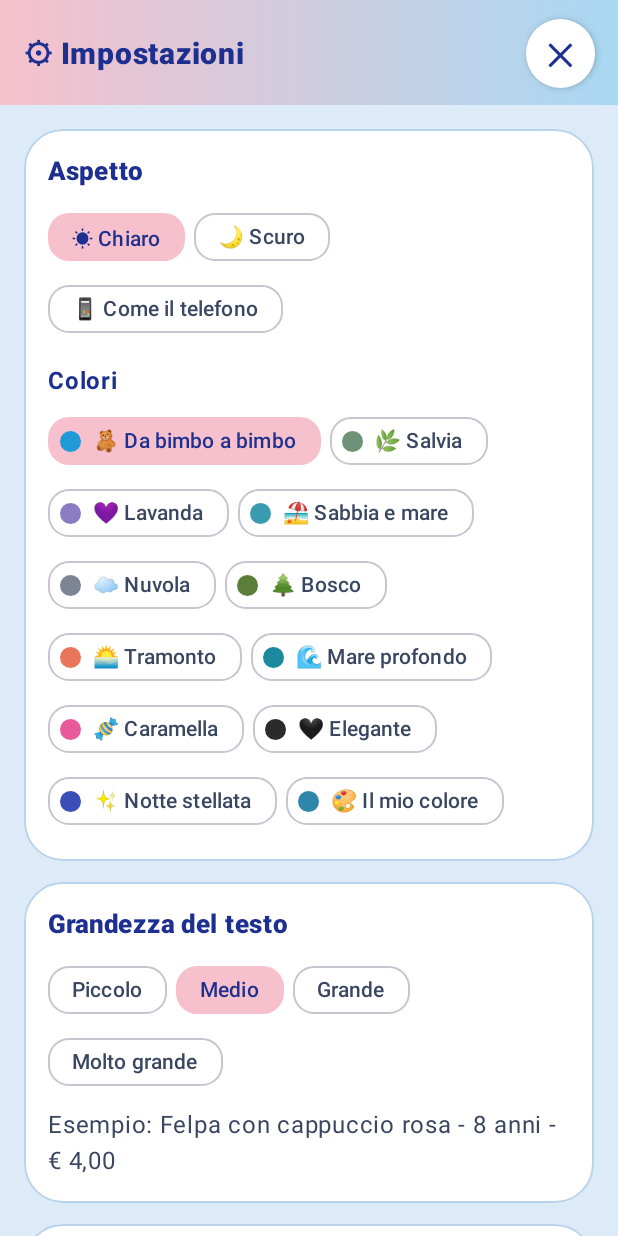
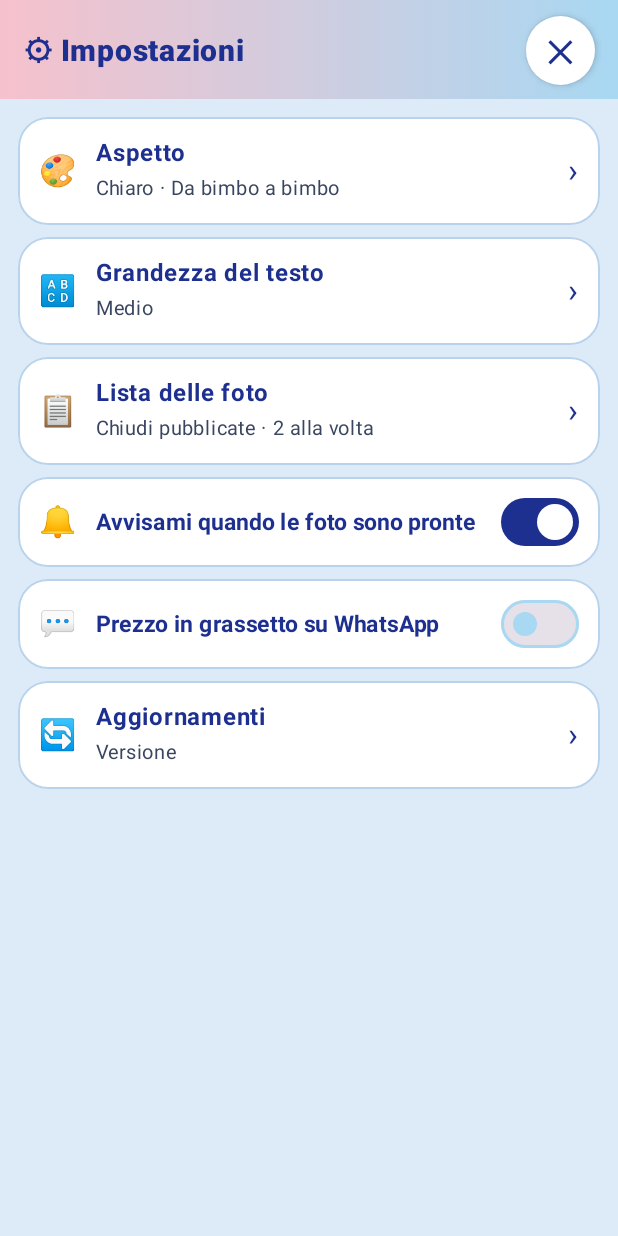
Before and after one commit to francescopaoli98/dabimbo-aggiornamenti, an Android app built with Jetpack Compose: the screen it shows after launch (MainActivity), after a tap on an icon or button, on a phone screen of 412 x 824 dp. Run offline under Robolectric (Android 15) with nearby library versions, the phone set to English and light mode, and no system bars.

Commit message:
Versione 4.3: impostazioni snelle
Una riga per gruppo con il riassunto (Aspetto, Testo, Lista, Aggiornamenti),
si apre un gruppo alla volta; sì/no direttamente nella riga; temi come pallini.

Co-Authored-By: Claude Opus 5.5 <noreply@anthropic.com>
Claude-Session: https://claude.ai/code/session_01F6SpT9hLe3vxvj8HJNgWar

```diff
--- a/app-negozio/app/build.gradle.kts
+++ b/app-negozio/app/build.gradle.kts
@@ -12,8 +12,8 @@ android {
         applicationId = "it.francesco.fotonegozio"
         minSdk = 26
         targetSdk = 35
-        versionCode = 67
-        versionName = "4.2"
+        versionCode = 68
+        versionName = "4.3"
 
         // Solo processori a 64 bit (tutti i OnePlus recenti): APK molto più leggero
         ndk {
--- a/app-negozio/app/src/main/java/it/francesco/fotonegozio/MainActivity.kt
+++ b/app-negozio/app/src/main/java/it/francesco/fotonegozio/MainActivity.kt
@@ -55,6 +55,7 @@ import androidx.compose.foundation.border
 import androidx.compose.foundation.clickable
 import androidx.compose.foundation.layout.*
 import androidx.compose.foundation.lazy.LazyColumn
+import androidx.compose.foundation.lazy.LazyRow
 import androidx.compose.foundation.lazy.items
 import androidx.compose.foundation.lazy.rememberLazyListState
 import kotlinx.coroutines.launch
@@ -637,42 +638,57 @@ private fun SchedaCompatta(f: Foto, modifier: Modifier = Modifier, apri: () -> U
 }
 
 @OptIn(ExperimentalLayoutApi::class)
-/** Impostazioni: grandezza del testo, schede compresse, pulsante "torna su", prezzo in grassetto. */
+/**
+ * Impostazioni snelle: una riga per gruppo con il riassunto della scelta;
+ * toccandola si apre solo quel gruppo (gli altri restano chiusi).
+ */
 @Composable
 private fun SchermataImpostazioni(vm: FotoViewModel, chiudi: () -> Unit) {
+    var aperta by remember { mutableStateOf<String?>(null) }
+    fun apri(nome: String) { aperta = if (aperta == nome) null else nome }
+    val nomiModo = listOf("Chiaro", "Scuro", "Come il telefono")
+    val nomiTesto = mapOf(0.9f to "Piccolo", 1f to "Medio", 1.2f to "Grande", 1.4f to "Molto grande")
     Finestra(onDismissRequest = chiudi, properties = DialogProperties(usePlatformDefaultWidth = false, decorFitsSystemWindows = false)) {
         Column(Modifier.fillMaxSize().background(SfondoLista).systemBarsPadding()) {
             Row(
-                Modifier.fillMaxWidth().background(Brush.horizontalGradient(listOf(Rosa, Cielo))).padding(horizontal = 16.dp, vertical = 12.dp),
+                Modifier.fillMaxWidth().background(Brush.horizontalGradient(listOf(Rosa, Cielo))).padding(horizontal = 16.dp, vertical = 10.dp),
                 verticalAlignment = Alignment.CenterVertically,
             ) {
                 Text("⚙ Impostazioni", fontWeight = FontWeight.ExtraBold, fontSize = 20.sp, color = BluNotte, modifier = Modifier.weight(1f))
                 PulsanteTondo("✕", chiudi)
             }
-            Column(Modifier.verticalScroll(rememberScrollState()).padding(16.dp), verticalArrangement = Arrangement.spacedBy(14.dp)) {
-                Riquadro("Aspetto") {
-                    FlowRow(horizontalArrangement = Arrangement.spacedBy(6.dp)) {
-                        listOf(0 to "☀ Chiaro", 1 to "🌙 Scuro", 2 to "📱 Come il telefono").forEach { (v, nome) ->
-                            FilterChip(selected = vm.tema == v, onClick = { vm.cambiaTema(v) }, label = { Text(nome, maxLines = 1) })
+            Column(Modifier.verticalScroll(rememberScrollState()).padding(12.dp), verticalArrangement = Arrangement.spacedBy(8.dp)) {
+                Sezione("🎨", "Aspetto", "${nomiModo[vm.tema]} · ${NOMI_TAVOLOZZE[vm.tavolozza].substringAfter(' ')}", aperta == "aspetto", { apri("aspetto") }) {
+                    Scelte(nomiModo, vm.tema, vm::cambiaTema)
+                    // Colori: una fila di pallini con il nome sotto
+                    FlowRow(Modifier.padding(top = 12.dp).fillMaxWidth(), horizontalArrangement = Arrangement.spacedBy(2.dp), verticalArrangement = Arrangement.spacedBy(4.dp)) {
+                        NOMI_TAVOLOZZE.indices.forEach { i ->
+                            val scelto = vm.tavolozza == i
+                            Column(
+                                Modifier.width(64.dp).clip(RoundedCornerShape(14.dp)).clickable { vm.cambiaTavolozza(i) }
+                                    .testTag("tema_$i").padding(vertical = 4.dp),
+                                horizontalAlignment = Alignment.CenterHorizontally,
+                            ) {
+                                Box(
+                                    Modifier.size(38.dp).clip(CircleShape).background(coloreDelTema(i))
+                                        .then(if (scelto) Modifier.border(3.dp, Testo, CircleShape) else Modifier),
+                                    contentAlignment = Alignment.Center,
+                                ) { Text(if (scelto) "✓" else NOMI_TAVOLOZZE[i].substringBefore(' '), color = Color.White, fontSize = 15.sp, fontWeight = FontWeight.Bold) }
+                                Text(
+                                    NOMI_TAVOLOZZE[i].substringAfter(' '), fontSize = 11.sp, textAlign = TextAlign.Center, maxLines = 2,
+                                    lineHeight = 13.sp, color = if (scelto) BluNotte else TestoTenue, fontWeight = if (scelto) FontWeight.Bold else FontWeight.Normal,
+                                    modifier = Modifier.padding(top = 4.dp),
+                                )
+                            }
                         }
                     }
-                    Text("Colori", fontWeight = FontWeight.Bold, color = BluNotte, modifier = Modifier.padding(top = 12.dp, bottom = 4.dp))
-                    FlowRow(horizontalArrangement = Arrangement.spacedBy(6.dp)) {
-                        NOMI_TAVOLOZZE.forEachIndexed { i, nome ->
-                            FilterChip(
-                                selected = vm.tavolozza == i, onClick = { vm.cambiaTavolozza(i) },
-                                label = { Text(nome, maxLines = 1) },
-                                leadingIcon = { Box(Modifier.size(14.dp).background(coloreDelTema(i), CircleShape)) },
-                            )
-                        }
-                    }
-                    // "Il mio colore": 12 colori tra cui scegliere, il tema si costruisce da solo
+                    // "Il mio colore": i 12 colori
                     AnimatedVisibility(vm.tavolozza == IL_MIO_COLORE) {
-                        FlowRow(Modifier.padding(top = 10.dp), horizontalArrangement = Arrangement.spacedBy(10.dp), verticalArrangement = Arrangement.spacedBy(10.dp)) {
+                        FlowRow(Modifier.padding(top = 8.dp).fillMaxWidth(), horizontalArrangement = Arrangement.spacedBy(8.dp), verticalArrangement = Arrangement.spacedBy(8.dp)) {
                             COLORI_MIEI.forEach { c ->
                                 val scelto = vm.coloreMio == c
                                 Box(
-                                    Modifier.size(40.dp).clip(CircleShape).background(Color(c))
+                                    Modifier.size(34.dp).clip(CircleShape).background(Color(c))
                                         .then(if (scelto) Modifier.border(3.dp, Testo, CircleShape) else Modifier)
                                         .clickable { vm.cambiaColoreMio(c) }.testTag("colore_$c"),
                                     contentAlignment = Alignment.Center,
@@ -681,55 +697,90 @@ private fun SchermataImpostazioni(vm: FotoViewModel, chiudi: () -> Unit) {
                         }
                     }
                 }
-                Riquadro("Grandezza del testo") {
-                    val scelte = listOf(0.9f to "Piccolo", 1f to "Medio", 1.2f to "Grande", 1.4f to "Molto grande")
-                    FlowRow(horizontalArrangement = Arrangement.spacedBy(6.dp)) {
-                        scelte.forEach { (v, nome) ->
-                            FilterChip(
-                                selected = vm.scalaTesto == v, onClick = { vm.cambiaScalaTesto(v) },
-                                label = { Text(nome, maxLines = 1) },
-                            )
-                        }
-                    }
-                    Text("Esempio: Felpa con cappuccio rosa - 8 anni - € 4,00", color = TestoTenue, modifier = Modifier.padding(top = 6.dp))
-                }
-                Riquadro("Lista delle foto") {
-                    Interruttore("Chiudi le foto già pubblicate", "Diventano una riga piccola: meno da scorrere. Toccandole si riaprono.", vm.comprimiPubblicate, vm::cambiaComprimi)
-                    Interruttore("Avvisami quando le foto sono pronte", "Se esci dall'app mentre le prepara, ti arriva un avviso sul telefono.", vm.avvisoPronte, vm::cambiaAvvisoPronte)
-                    Interruttore("2 foto alla volta", "Prepara le foto più in fretta. Se il telefono rallenta, spegnilo.", vm.dueAllaVolta, vm::cambiaDueAllaVolta)
-                    Interruttore("Pulsante \"torna su\"", "Un pulsantino ↑ in basso a destra per tornare in cima alla lista.", vm.tornaSu, vm::cambiaTornaSu)
-                }
-                Riquadro("Aggiornamenti") {
-                    val context = LocalContext.current
-                    Text("Versione installata: ${remember { Aggiornamento.nomeVersione(context) }}", fontSize = 15.sp)
-                    PulsanteChiaro("Controlla aggiornamenti", "🔄", { vm.controllaAggiornamenti(aMano = true) }, Modifier.fillMaxWidth().padding(top = 8.dp), altezza = 50.dp)
-                    vm.esitoControllo?.let { Text(it, fontSize = 14.sp, color = BluNotte, fontWeight = FontWeight.Bold, modifier = Modifier.padding(top = 6.dp)) }
-                    vm.novita?.let { n -> AvvisoAggiornamento(n, vm.scaricamento, vm::aggiorna) }
-                }
-                Riquadro("Testo per WhatsApp") {
-                    Interruttore("Prezzo in grassetto", "Il prezzo esce come *€ 4,00*: su WhatsApp si vede in grassetto.", vm.prezzoGrassetto, vm::cambiaGrassetto)
-                }
-            }
-        }
-    }
-}
-
-@Composable
-private fun Riquadro(titolo: String, contenuto: @Composable ColumnScope.() -> Unit) {
-    Surface(color = Superficie, shape = MaterialTheme.shapes.large, border = BorderStroke(1.dp, BordoScheda)) {
-        Column(Modifier.fillMaxWidth().padding(16.dp)) {
-            Text(titolo, fontWeight = FontWeight.ExtraBold, color = BluNotte, fontSize = 17.sp, modifier = Modifier.padding(bottom = 8.dp))
-            contenuto()
+                Sezione("🔠", "Grandezza del testo", nomiTesto[vm.scalaTesto] ?: "Medio", aperta == "testo", { apri("testo") }) {
+                    val valori = listOf(0.9f, 1f, 1.2f, 1.4f)
+                    Scelte(valori.map { nomiTesto.getValue(it) }, valori.indexOf(vm.scalaTesto).coerceAtLeast(0)) { vm.cambiaScalaTesto(valori[it]) }
+                    Text("Felpa con cappuccio rosa - 8 anni - € 4,00", color = TestoTenue, modifier = Modifier.padding(top = 8.dp))
+                }
+                Sezione(
+                    "📋", "Lista delle foto",
+                    listOfNotNull("chiudi pubblicate".takeIf { vm.comprimiPubblicate }, "2 alla volta".takeIf { vm.dueAllaVolta }, "torna su".takeIf { vm.tornaSu })
+                        .joinToString(" · ").ifEmpty { "tutto spento" }.replaceFirstChar { it.uppercase() },
+                    aperta == "lista", { apri("lista") },
+                ) {
+                    Interruttore("Chiudi le foto già pubblicate", "Diventano una riga piccola; toccandole si riaprono.", vm.comprimiPubblicate, vm::cambiaComprimi)
+                    Interruttore("2 foto alla volta", "Più veloce. Se il telefono rallenta, spegnilo.", vm.dueAllaVolta, vm::cambiaDueAllaVolta)
+                    Interruttore("Pulsante \"torna su\"", "Un pulsantino ↑ per tornare in cima.", vm.tornaSu, vm::cambiaTornaSu)
+                }
+                // Le scelte singole stanno direttamente nella riga: niente da aprire
+                RigaInterruttore("🔔", "Avvisami quando le foto sono pronte", vm.avvisoPronte, vm::cambiaAvvisoPronte)
+                RigaInterruttore("💬", "Prezzo in grassetto su WhatsApp", vm.prezzoGrassetto, vm::cambiaGrassetto)
+                val context = LocalContext.current
+                val versione = remember { Aggiornamento.nomeVersione(context) }
+                Sezione("🔄", "Aggiornamenti", vm.esitoControllo ?: "Versione $versione", aperta == "aggiornamenti", { apri("aggiornamenti") }) {
+                    PulsanteChiaro("Controlla aggiornamenti", "🔄", { vm.controllaAggiornamenti(aMano = true) }, Modifier.fillMaxWidth(), altezza = 48.dp)
+                    vm.novita?.let { n -> Box(Modifier.padding(top = 8.dp)) { AvvisoAggiornamento(n, vm.scaricamento, vm::aggiorna) } }
+                }
+            }
+        }
+    }
+}
+
+/** Una riga delle impostazioni: icona, titolo, riassunto; toccandola si apre il contenuto. */
+@Composable
+private fun Sezione(
+    icona: String, titolo: String, riassunto: String, aperta: Boolean, tocca: () -> Unit,
+    contenuto: @Composable ColumnScope.() -> Unit,
+) {
+    val giro by animateFloatAsState(if (aperta) 90f else 0f, label = "freccia")
+    Surface(color = Superficie, shape = MaterialTheme.shapes.medium, border = BorderStroke(1.dp, BordoScheda)) {
+        Column(Modifier.animateContentSize()) {
+            Row(Modifier.fillMaxWidth().clickable(onClick = tocca).padding(horizontal = 14.dp, vertical = 12.dp), verticalAlignment = Alignment.CenterVertically) {
+                Text(icona, fontSize = 20.sp)
+                Column(Modifier.weight(1f).padding(start = 12.dp)) {
+                    Text(titolo, fontWeight = FontWeight.Bold, fontSize = 16.sp, color = BluNotte)
+                    Text(riassunto, fontSize = 13.sp, color = TestoTenue, maxLines = 1)
+                }
+                Text("›", fontSize = 22.sp, color = BluNotte, modifier = Modifier.graphicsLayer { rotationZ = giro })
+            }
+            if (aperta) Column(Modifier.fillMaxWidth().padding(start = 14.dp, end = 14.dp, bottom = 14.dp)) { contenuto() }
+        }
+    }
+}
+
+/** Una riga con l'interruttore direttamente dentro (per le scelte sì/no). */
+@Composable
+private fun RigaInterruttore(icona: String, titolo: String, acceso: Boolean, cambia: (Boolean) -> Unit) {
+    Surface(color = Superficie, shape = MaterialTheme.shapes.medium, border = BorderStroke(1.dp, BordoScheda)) {
+        Row(Modifier.fillMaxWidth().clickable { cambia(!acceso) }.padding(horizontal = 14.dp, vertical = 6.dp), verticalAlignment = Alignment.CenterVertically) {
+            Text(icona, fontSize = 20.sp)
+            Text(titolo, fontWeight = FontWeight.Bold, fontSize = 15.sp, color = BluNotte, modifier = Modifier.weight(1f).padding(start = 12.dp))
+            Switch(checked = acceso, onCheckedChange = cambia)
+        }
+    }
+}
+
+/** Scelta tra poche voci, tutte in fila (come un interruttore a più posizioni). */
+@Composable
+private fun Scelte(voci: List<String>, scelta: Int, cambia: (Int) -> Unit) {
+    Row(Modifier.fillMaxWidth().clip(RoundedCornerShape(14.dp)).background(FondoTenue).padding(3.dp)) {
+        voci.forEachIndexed { i, v ->
+            val sel = i == scelta
+            Box(
+                Modifier.weight(1f).clip(RoundedCornerShape(11.dp)).background(if (sel) Azzurro else Color.Transparent)
+                    .clickable { cambia(i) }.padding(vertical = 9.dp, horizontal = 2.dp),
+                contentAlignment = Alignment.Center,
+            ) { Text(v, fontSize = 13.sp, fontWeight = if (sel) FontWeight.Bold else FontWeight.Normal, color = if (sel) Color.White else Testo, textAlign = TextAlign.Center, maxLines = 2) }
         }
     }
 }
 
 @Composable
 private fun Interruttore(titolo: String, spiegazione: String, acceso: Boolean, cambia: (Boolean) -> Unit) {
-    Row(Modifier.fillMaxWidth().clickable { cambia(!acceso) }.padding(vertical = 8.dp), verticalAlignment = Alignment.CenterVertically) {
+    Row(Modifier.fillMaxWidth().clickable { cambia(!acceso) }.padding(vertical = 6.dp), verticalAlignment = Alignment.CenterVertically) {
         Column(Modifier.weight(1f)) {
-            Text(titolo, fontWeight = FontWeight.Bold, fontSize = 16.sp)
-            Text(spiegazione, fontSize = 13.sp, color = TestoTenue)
+            Text(titolo, fontWeight = FontWeight.Bold, fontSize = 15.sp)
+            Text(spiegazione, fontSize = 12.sp, color = TestoTenue)
         }
         Switch(checked = acceso, onCheckedChange = cambia, modifier = Modifier.padding(start = 8.dp))
     }
```
Also changed, not shown: 2 other files.
